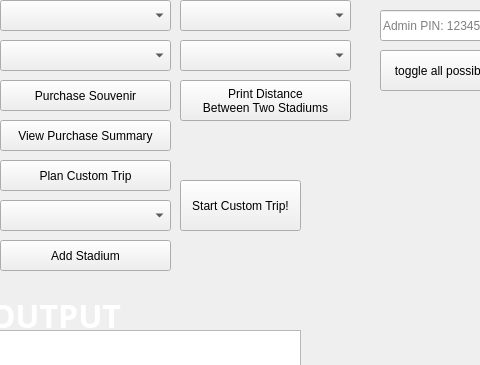
Before: the Qt Designer form mainwindow.ui in angelCisneros40/Baseball_Project, drawn with Qt 5; both pictures show x 220 to 700 and y 0 to 365 of the 1241 by 754 pixel window.
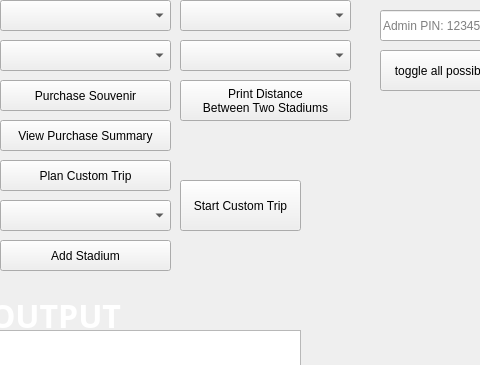
After: the same form once the commit is applied. Icons and pictures are not drawn.

Patch:
```diff
--- a/mainwindow.ui
+++ b/mainwindow.ui
@@ -4317,7 +4317,7 @@
      </rect>
     </property>
     <property name="text">
-     <string>Start Custom Trip!</string>
+     <string>Start Custom Trip</string>
     </property>
    </widget>
    <widget class="QPushButton" name="button_SubmitTeamToStadiumChanges">
```
